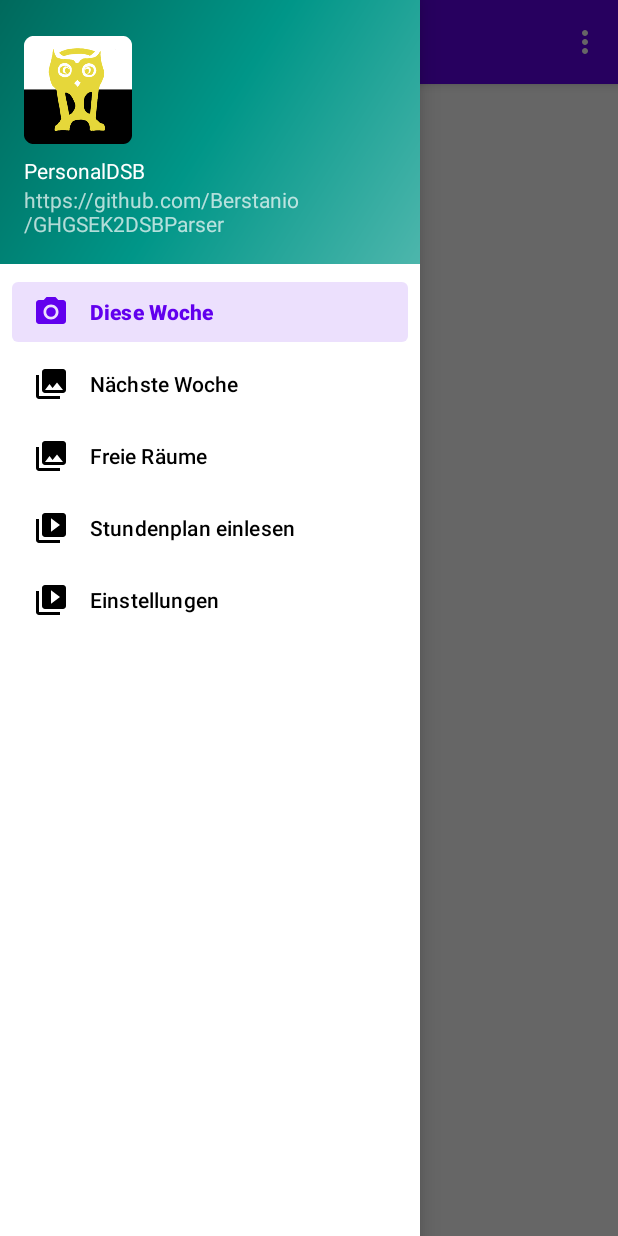
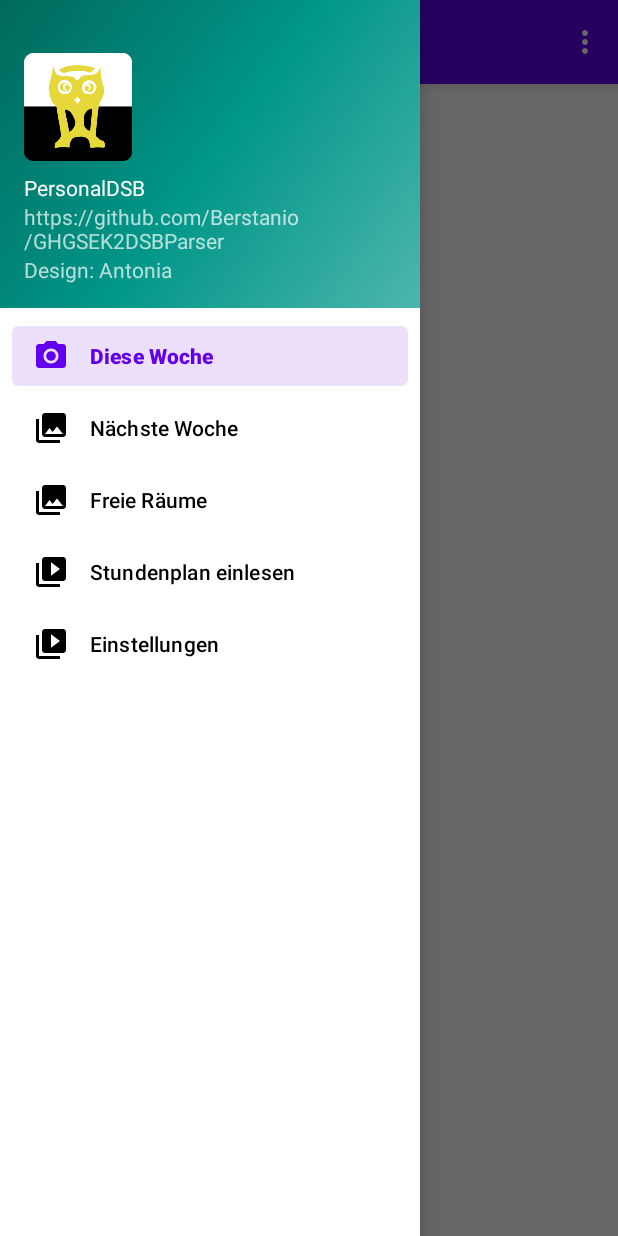
Before and after one commit to Berstanio/PersonalDSBApp, an Android app: the screen it shows after launch (MainActivity), with the side drawer open, on a phone screen of 412 x 824 dp. Run offline under Robolectric (Android 15) with nearby library versions, the phone set to English and light mode, and no system bars; our stand-ins replace navigation-ui; 3 statements that could not run were skipped.

Commit message:
Den Header so angepasst, das Bild ganz zu sehen ist.

```diff
--- a/app/src/main/res/values/dimens.xml
+++ b/app/src/main/res/values/dimens.xml
@@ -3,6 +3,7 @@
     <dimen name="activity_horizontal_margin">16dp</dimen>
     <dimen name="activity_vertical_margin">16dp</dimen>
     <dimen name="nav_header_vertical_spacing">8dp</dimen>
-    <dimen name="nav_header_height">176dp</dimen>
+    <dimen name="nav_header_height">205dp</dimen>
+    <!-- <dimen name="nav_header_height">176dp</dimen> -->
     <dimen name="fab_margin">16dp</dimen>
 </resources>
```
